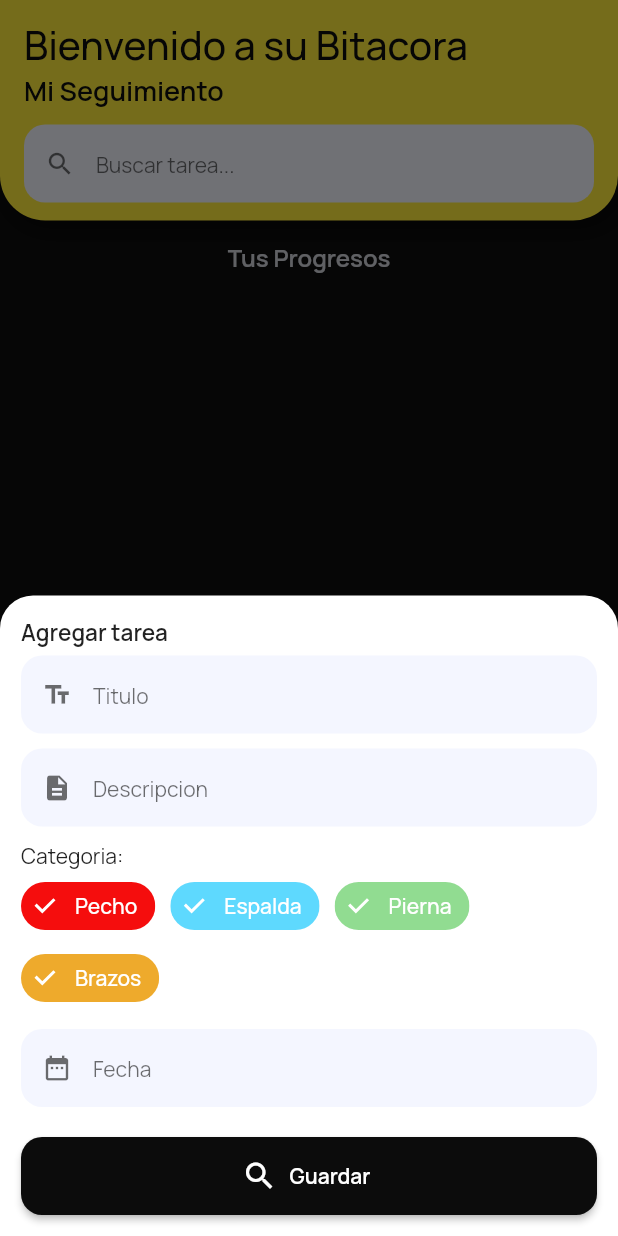
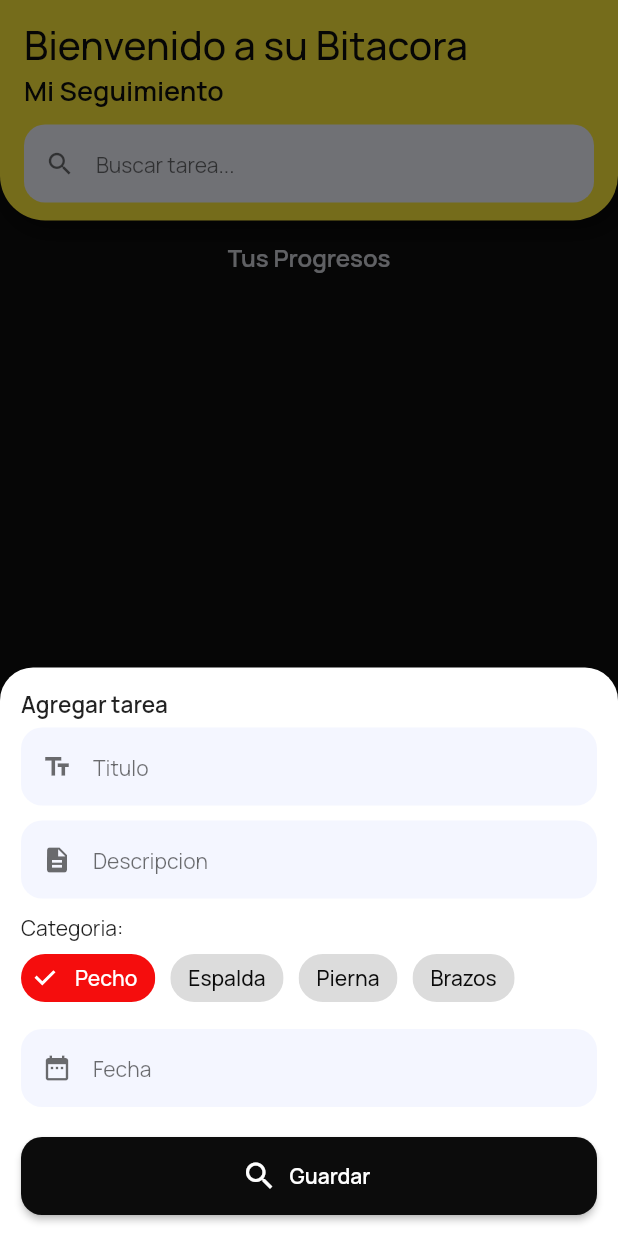
Before and after one commit to rexnike/bitacora, a Flutter app: the screen it shows after launch, after a tap on "Nuevo Progreso", on a phone screen of 412 x 824 dp. Run offline on Flutter 3.47's test engine with Material 2 defaults, Android fonts, the phone set to English and light mode, and no system bars; our stand-ins replace cloud_firestore, firebase_core, google_fonts; accounts and stored records are empty.

Commit message:
catorce comit

```diff
--- a/lib/pages/home_page.dart
+++ b/lib/pages/home_page.dart
@@ -1,7 +1,6 @@
 
 import 'package:bitacora/models/task_model.dart';
 import 'package:bitacora/ui/general/colors.dart';
-import 'package:bitacora/ui/widgets/button_normal_widget.dart';
 import 'package:bitacora/ui/widgets/general_widgets.dart';
 import 'package:bitacora/ui/widgets/item_task_widget.dart';
 import 'package:bitacora/ui/widgets/task_form_widget.dart';
@@ -11,15 +10,21 @@ import 'package:flutter/material.dart';
 
 class HomePage extends StatelessWidget {
 
+  final TextEditingController _searchController = TextEditingController();
+
   CollectionReference taskReference =
     FirebaseFirestore.instance.collection("tasks");
 
   ShowTaskForm(BuildContext context){
     showModalBottomSheet(
       context: context,
+      isScrollControlled: true,
       backgroundColor: Colors.transparent,
       builder: (BuildContext context){
-        return TaskFormWidget();
+        return Padding(
+          padding: MediaQuery.of(context).viewInsets,
+          child: TaskFormWidget(),
+        );
         }
       );
   }
@@ -102,6 +107,7 @@ class HomePage extends StatelessWidget {
                   divider10(),
 
                   TextFieldNormalhWidget(
+                    controller: _searchController,
                     icon: Icons.search,
                     hintText: "Buscar tarea...",
                   ),
--- a/lib/ui/widgets/button_normal_widget.dart
+++ b/lib/ui/widgets/button_normal_widget.dart
@@ -3,7 +3,10 @@ import 'package:bitacora/ui/general/colors.dart';
 import 'package:flutter/material.dart';
 
 class ButtonNormalWidget extends StatelessWidget {
-  const ButtonNormalWidget({super.key});
+
+  Function onPressed;
+
+  ButtonNormalWidget({required this.onPressed});
 
   @override
   Widget build(BuildContext context) {
@@ -11,7 +14,9 @@ class ButtonNormalWidget extends StatelessWidget {
               height: 52.0,
               width: double.infinity,
               child: ElevatedButton.icon(
-                onPressed: (){},
+                onPressed: (){
+                  onPressed();
+                },
                 style: ElevatedButton.styleFrom(
                   primary: kBrandPrimaryColor,
                   shape: RoundedRectangleBorder(
--- a/lib/ui/widgets/task_form_widget.dart
+++ b/lib/ui/widgets/task_form_widget.dart
@@ -13,6 +13,14 @@ class TaskFormWidget extends StatefulWidget {
 }
 
 class _TaskFormWidgetState extends State<TaskFormWidget> {
+
+  final formkey = GlobalKey<FormState>();
+
+  final TextEditingController _titleController = TextEditingController();
+  final TextEditingController _descriptionController = TextEditingController();
+  final TextEditingController _dateController = TextEditingController();
+
+  String categorySelected = "Pecho";
 
   showSelectDate()async{
     DateTime? datetime = await showDatePicker(
@@ -42,24 +50,32 @@ class _TaskFormWidgetState extends State<TaskFormWidget> {
             );
           },
         );
+
+        if(DateTime != null){
+          _dateController.text = datetime.toString().substring(0, 10);
+          setState(() {});
+        }
   }
 
   @override
   Widget build(BuildContext context) {
     return Container(
           padding: const EdgeInsets.all(14.0),
-          decoration: BoxDecoration(
+          decoration: const BoxDecoration(
             color: Colors.white,
             borderRadius: BorderRadius.only(
               topLeft: Radius.circular(22.0),
               topRight: Radius.circular(22.0),
               ),
           ),
+
+          child: Form(
+            key: formkey,
             child: Column(
               crossAxisAlignment: CrossAxisAlignment.start,
               mainAxisSize: MainAxisSize.min,
               children: [
-            Text("Agregar tarea",
+              const Text("Agregar tarea",
                 style: TextStyle(
                   fontWeight: FontWeight.w600,
                   fontSize: 15.0,
@@ -70,60 +86,74 @@ class _TaskFormWidgetState extends State<TaskFormWidget> {
               TextFieldNormalhWidget(
                 hintText: "Titulo",
                 icon: Icons.text_fields,
+                controller: _titleController,
               ),
 
               divider10(),
               TextFieldNormalhWidget(
                 hintText: "Descripcion",
                 icon: Icons.description,
+                controller: _descriptionController,
               ),
 
               divider10(),
-            Text("Categoria:"),
+              const Text("Categoria:"),
               Wrap(
                 crossAxisAlignment: WrapCrossAlignment.start,
                 runAlignment: WrapAlignment.start,
                 spacing: 10.0,
                 children: [
               FilterChip(
-              selected: true,
-              selectedColor: categoryColor["Pecho"],
+                selected: categorySelected == "Pecho",
+                selectedColor: categoryColor[categorySelected],
                 checkmarkColor: Colors.white,
                 labelStyle: TextStyle(
-                color: Colors.white,
+                  color: categorySelected == "Pecho" ? Colors.white : kBrandPrimaryColor,
                 ),
                 label: Text("Pecho"),
-              onSelected: (bool value){},
+                onSelected: (bool value){
+                  categorySelected = "Pecho";
+                  setState(() {});
+                },
               ),
               FilterChip(
-              selected: true,
-              selectedColor: categoryColor["Espalda"],
+                selected: categorySelected == "Espalda",
+                selectedColor: categoryColor[categorySelected],
                 checkmarkColor: Colors.white,
                 labelStyle: TextStyle(
-                color: Colors.white,
+                  color: categorySelected == "Espalda" ? Colors.white : kBrandPrimaryColor,
                 ),
                 label: Text("Espalda"),
-              onSelected: (bool value){},
+                onSelected: (bool value){
+                  categorySelected = "Espalda";
+                  setState(() {});
+                },
               ),
               FilterChip(
-              selected: true,
-              selectedColor: categoryColor["Pierna"],
+                selected: categorySelected == "Pierna",
+                selectedColor: categoryColor[categorySelected],
                 checkmarkColor: Colors.white,
                 labelStyle: TextStyle(
-                color: Colors.white,
+                  color: categorySelected == "Pierna" ? Colors.white : kBrandPrimaryColor,
                 ),
                 label: Text("Pierna"),
-              onSelected: (bool value){},
+                onSelected: (bool value){
+                  categorySelected = "Pierna";
+                  setState(() {});
+                },
               ),
               FilterChip(
-              selected: true,
-              selectedColor: categoryColor["Brazos"],
+                selected: categorySelected == "Brazos",
+                selectedColor: categoryColor[categorySelected],
                 checkmarkColor: Colors.white,
                 labelStyle: TextStyle(
-                color: Colors.white,
+                  color: categorySelected == "Brazos" ? Colors.white : kBrandPrimaryColor,
                 ),
                 label: Text("Brazos"),
-              onSelected: (bool value){},
+                onSelected: (bool value){
+                  categorySelected = "Brazos";
+                  setState(() {});
+                },
               ),
                 ],
               ),
@@ -135,12 +165,20 @@ class _TaskFormWidgetState extends State<TaskFormWidget> {
                 onTap: (){
                   showSelectDate();
                   },
+                  controller: _dateController,
                 ),
 
               divider20(),
-            ButtonNormalWidget(),
+              ButtonNormalWidget(
+                onPressed: (){
+                  if(formkey.currentState!.validate()){
+
+                  }
+                },
+              ),
 
               ],
+            ),
           ),
          );
   }
--- a/lib/ui/widgets/textfield_normal_widget.dart
+++ b/lib/ui/widgets/textfield_normal_widget.dart
@@ -7,16 +7,19 @@ class TextFieldNormalhWidget extends StatelessWidget {
   String hintText;
   IconData icon;
   Function? onTap;
+  TextEditingController controller;
 
   TextFieldNormalhWidget({
     required this.hintText,
     required this.icon,
     this.onTap,
+    required this.controller,
   });
 
   @override
   Widget build(BuildContext context) {
-    return TextField(
+    return TextFormField(
+                    controller: controller,
                     onTap: onTap != null ? (){onTap!();} : null,
                     readOnly: onTap != null ? true : false,
                     decoration: InputDecoration(
@@ -41,7 +44,22 @@ class TextFieldNormalhWidget extends StatelessWidget {
                         borderRadius: BorderRadius.circular(14.0),
                         borderSide: BorderSide.none,
                       ),
+                      errorBorder: OutlineInputBorder(
+                        borderRadius: BorderRadius.circular(14.0),
+                        borderSide: BorderSide.none,
+                      ),
+                      focusedErrorBorder: OutlineInputBorder(
+                        borderRadius: BorderRadius.circular(14.0),
+                        borderSide: BorderSide.none,
+                      ),
                     ),
+
+                    validator: (String? value){
+                      if(value != null && value.isEmpty){
+                        return "Campo obligatorio";
+                      }
+                      return null;
+                    },
                   );
   }
 }
```
Lines whose indentation alone changed are shown as unchanged.
